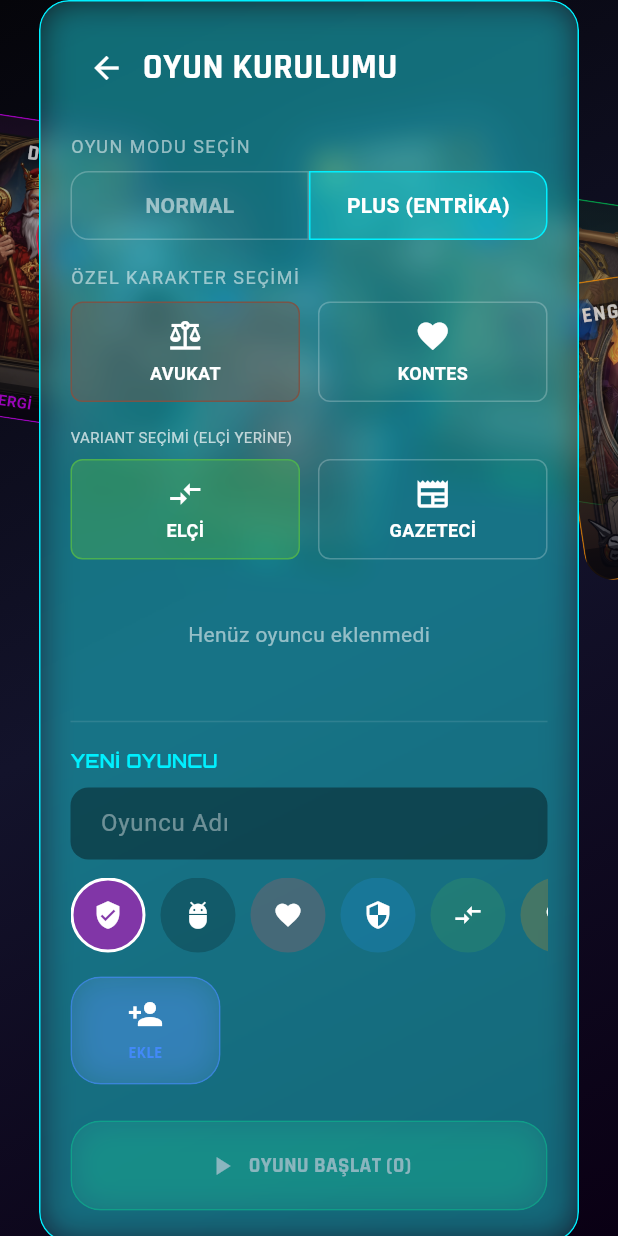
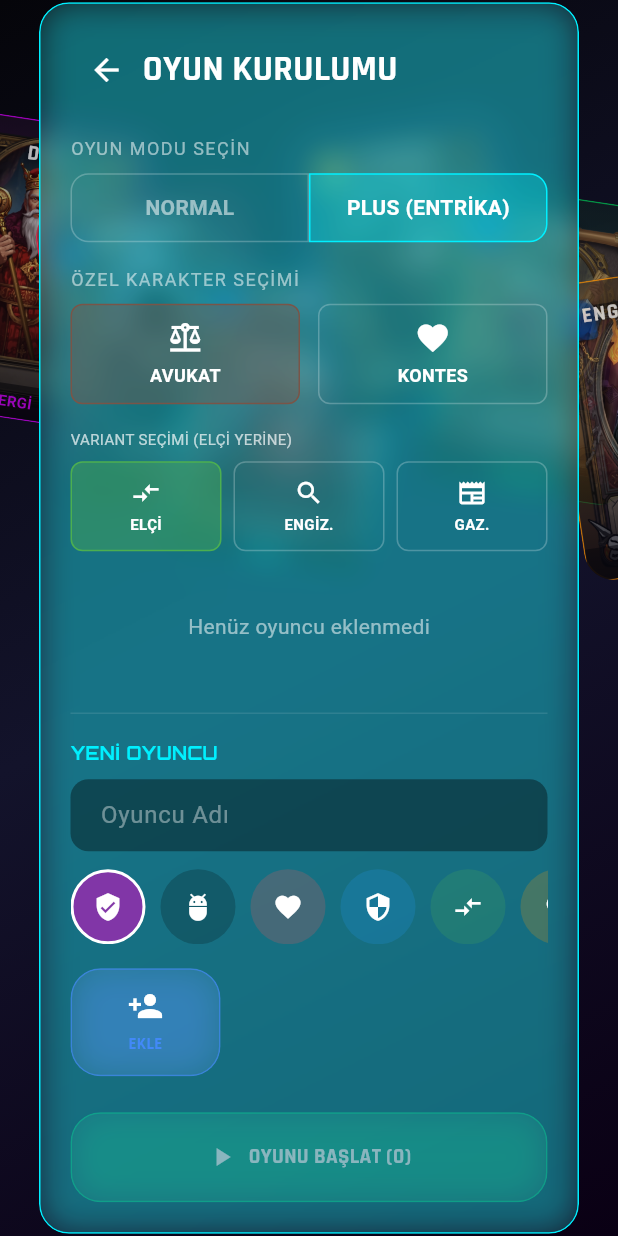
Before and after one commit to muhammetatmaca/virelonflutterfame, a Flutter app: the screen it shows after launch, after a tap on "ELDEN ELE OYNA", after a tap on "PLUS MODU", on a phone screen of 412 x 824 dp. Run offline on Flutter 3.47's test engine with Material 3 defaults, Android fonts, the phone set to English and light mode, and no system bars; drawn by our look-alikes of flutter_animate; our stand-ins replace equatable, flutter_riverpod, google_fonts, google_mobile_ads; network calls fail.

Commit message:
plus mod oyun mekanigi

```diff
--- a/virelon/lib/features/game/presentation/screens/game_screen.dart
+++ b/virelon/lib/features/game/presentation/screens/game_screen.dart
@@ -531,15 +531,36 @@ class _GameScreenState extends ConsumerState<GameScreen> {
                         ),
                         child: Column(
                            children: [
-                              Icon(Character.ambassador.icon, color: Colors.white),
+                              Icon(Character.ambassador.icon, color: Colors.white, size: 20),
                               const SizedBox(height: 4),
-                              const Text("ELÇİ", style: TextStyle(color: Colors.white, fontSize: 12, fontWeight: FontWeight.bold)),
+                              const Text("ELÇİ", style: TextStyle(color: Colors.white, fontSize: 10, fontWeight: FontWeight.bold)),
                            ]
                         )
                       ),
                     ),
                   ),
-                  const SizedBox(width: 12),
+                  const SizedBox(width: 8),
+                  Expanded(
+                    child: GestureDetector(
+                      onTap: () => setState(() => _plusModeVariant2 = Character.inquisitor),
+                      child: Container(
+                        padding: const EdgeInsets.symmetric(vertical: 10),
+                        decoration: BoxDecoration(
+                          color: _plusModeVariant2 == Character.inquisitor ? Character.inquisitor.color.withOpacity(0.4) : Colors.transparent,
+                          border: Border.all(color: _plusModeVariant2 == Character.inquisitor ? Character.inquisitor.color : Colors.white24),
+                          borderRadius: BorderRadius.circular(8)
+                        ),
+                        child: Column(
+                           children: [
+                              Icon(Character.inquisitor.icon, color: Colors.white, size: 20),
+                              const SizedBox(height: 4),
+                              const Text("ENGİZ.", style: TextStyle(color: Colors.white, fontSize: 10, fontWeight: FontWeight.bold)),
+                           ]
+                        )
+                      ),
+                    ),
+                  ),
+                  const SizedBox(width: 8),
                   Expanded(
                     child: GestureDetector(
                       onTap: () => setState(() => _plusModeVariant2 = Character.gazeteci),
@@ -552,9 +573,9 @@ class _GameScreenState extends ConsumerState<GameScreen> {
                         ),
                         child: Column(
                            children: [
-                              Icon(Character.gazeteci.icon, color: Colors.white),
+                              Icon(Character.gazeteci.icon, color: Colors.white, size: 20),
                               const SizedBox(height: 4),
-                              const Text("GAZETECİ", style: TextStyle(color: Colors.white, fontSize: 12, fontWeight: FontWeight.bold)),
+                              const Text("GAZ.", style: TextStyle(color: Colors.white, fontSize: 10, fontWeight: FontWeight.bold)),
                            ]
                         )
                       ),
```
